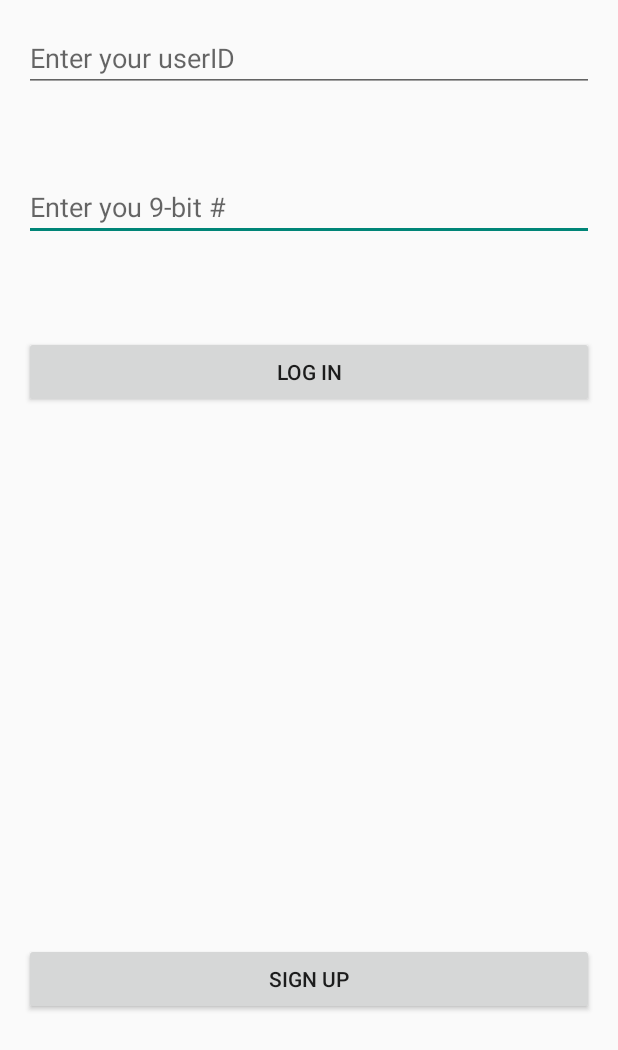
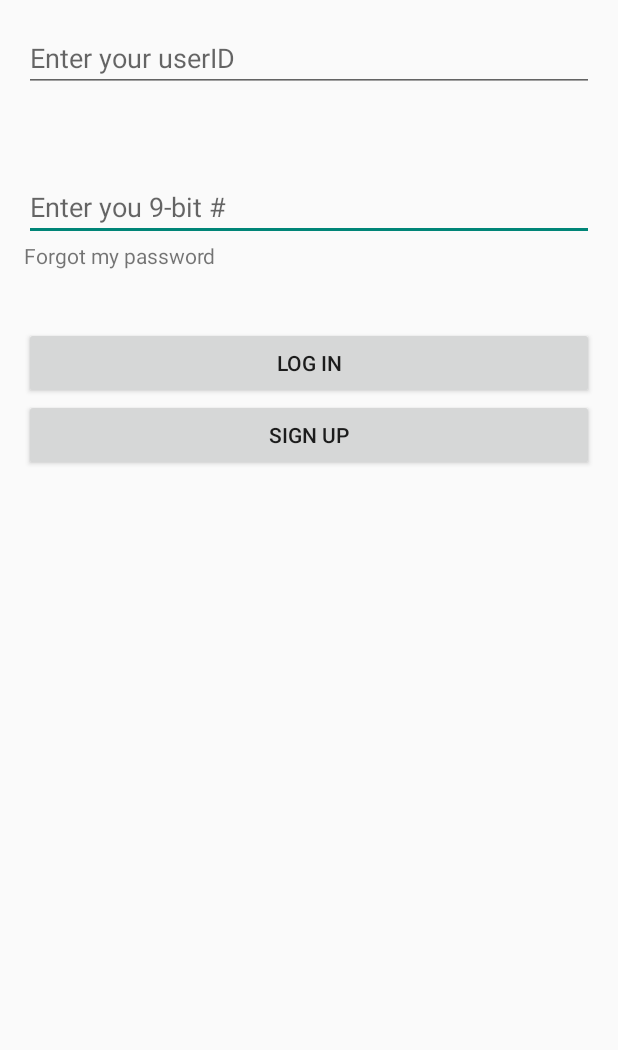
Before and after one commit to teampageme/pager, an Android app: the log_on screen opened directly, with no data from a screen before it, on a phone screen of 412 x 824 dp. Shown: the top 1050 px of the screen. Run offline under Robolectric (Android 15) with nearby library versions, the phone set to English and light mode, and no system bars.

Commit message:
Added hyperlink in case users forget their credientials

```diff
--- a/PageMe/app/src/main/java/com/example/ibm/PageMe/homepage.java
+++ b/PageMe/app/src/main/java/com/example/ibm/PageMe/homepage.java
@@ -5,7 +5,6 @@ import android.os.Bundle;
 import android.content.*;
 import android.view.*;
 import android.widget.*;
-
 import com.example.ibm.pager__9_10.R;
 
 public class homepage extends AppCompatActivity
--- a/PageMe/app/src/main/java/com/example/ibm/PageMe/log_on.java
+++ b/PageMe/app/src/main/java/com/example/ibm/PageMe/log_on.java
@@ -35,13 +35,13 @@ public class log_on extends AppCompatActivity
                 {
                     boolean account = true;
                     //check from server if account exists
-                    Intent intent = new Intent(log_on.this, page.class);
                     if (account)
                     {
-                        if(username == pin)
+                        if(true)//username == pin //its like that just for testing purposes
                         {
                             //change this
                             //setContentView(R.layout.activity_page);
+                            Intent intent = new Intent(log_on.this, page.class);
                             startActivity(intent);
                         }
                         else
--- a/PageMe/app/src/main/java/com/example/ibm/PageMe/sign_up.java
+++ b/PageMe/app/src/main/java/com/example/ibm/PageMe/sign_up.java
@@ -6,7 +6,6 @@ import android.widget.*;
 import java.util.*;
 import android.view.*;
 import android.content.*;
-
 import com.example.ibm.pager__9_10.R;
 
 public class sign_up extends AppCompatActivity
--- a/PageMe/app/src/main/res/layout/activity_compose.xml
+++ b/PageMe/app/src/main/res/layout/activity_compose.xml
@@ -8,7 +8,7 @@
     android:paddingLeft="@dimen/activity_horizontal_margin"
     android:paddingRight="@dimen/activity_horizontal_margin"
     android:paddingTop="@dimen/activity_vertical_margin"
-    tools:context="com.example.ibm.pager__9_10.com.example.ibm.PageMe.compose">
+    tools:context="com.example.ibm.PageMe.compose">
 
 
     <Button
--- a/PageMe/app/src/main/res/layout/activity_home_page.xml
+++ b/PageMe/app/src/main/res/layout/activity_home_page.xml
@@ -8,7 +8,7 @@
     android:paddingLeft="@dimen/activity_horizontal_margin"
     android:paddingRight="@dimen/activity_horizontal_margin"
     android:paddingTop="@dimen/activity_vertical_margin"
-    tools:context="com.example.ibm.pager__9_10.com.example.ibm.PageMe.HomePage">
+    tools:context="com.example.ibm.PageMe.homepage">
 
     <Button
         android:text="SIGN IN"
--- a/PageMe/app/src/main/res/layout/activity_log_on.xml
+++ b/PageMe/app/src/main/res/layout/activity_log_on.xml
@@ -8,7 +8,7 @@
     android:paddingLeft="@dimen/activity_horizontal_margin"
     android:paddingRight="@dimen/activity_horizontal_margin"
     android:paddingTop="@dimen/activity_vertical_margin"
-    tools:context="com.example.ibm.pager__9_10.com.example.ibm.PageMe.log_on">
+    tools:context="com.example.ibm.PageMe.log_on">
 
 
     <TextView
@@ -16,26 +16,6 @@
         android:layout_height="wrap_content"
         android:id="@+id/error" />
 
-
-    <Button
-        android:text="Sign up"
-        android:layout_width="match_parent"
-        android:layout_height="wrap_content"
-        android:id="@+id/redirect_to_sign_up"
-        android:onClick="signUp"
-        android:layout_alignParentBottom="true"
-        android:layout_alignParentStart="true"
-        android:layout_marginBottom="131dp" />
-
-    <Button
-        android:text="Log in"
-        android:layout_width="match_parent"
-        android:layout_height="wrap_content"
-        android:id="@+id/takes_to_pager"
-        android:onClick="signIn"
-        android:layout_below="@+id/pin"
-        android:layout_alignParentStart="true"
-        android:layout_marginTop="63dp" />
 
     <EditText
         android:layout_width="match_parent"
@@ -57,5 +37,34 @@
         android:hint="Enter your userID"
         android:layout_alignParentStart="true" />
 
+    <Button
+        android:text="Sign up"
+        android:layout_width="match_parent"
+        android:layout_height="wrap_content"
+        android:id="@+id/redirect_to_sign_up"
+        android:onClick="signUp"
+        android:layout_below="@+id/takes_to_pager"
+        android:layout_alignParentStart="true" />
+
+    <Button
+        android:text="Log in"
+        android:layout_width="match_parent"
+        android:layout_height="wrap_content"
+        android:id="@+id/takes_to_pager"
+        android:onClick="signIn"
+        android:layout_marginTop="57dp"
+        android:layout_below="@+id/pin"
+        android:layout_alignParentStart="true" />
+
+    <TextView
+        android:layout_width="fill_parent"
+        android:layout_height="fill_parent"
+        android:text="@string/hyperlink"
+        android:id="@+id/hyperlink"
+        android:autoLink="web"
+        android:layout_below="@+id/pin"
+        android:layout_alignParentStart="true">
+    </TextView>
+
 
 </RelativeLayout>
--- a/PageMe/app/src/main/res/layout/activity_sign_up.xml
+++ b/PageMe/app/src/main/res/layout/activity_sign_up.xml
@@ -8,7 +8,7 @@
     android:paddingLeft="@dimen/activity_horizontal_margin"
     android:paddingRight="@dimen/activity_horizontal_margin"
     android:paddingTop="@dimen/activity_vertical_margin"
-    tools:context="com.example.ibm.pager__9_10.com.example.ibm.PageMe.sign_up">
+    tools:context="com.example.ibm.PageMe.sign_up">
 
 
     <TextView
@@ -28,8 +28,7 @@
         android:layout_alignBaseline="@+id/st"
         android:layout_alignBottom="@+id/st"
         android:layout_alignParentEnd="true"
-        android:layout_marginEnd="14dp"
-        />
+        android:layout_marginEnd="14dp" />
 
     <EditText
         android:layout_width="wrap_content"
@@ -48,7 +47,6 @@
         android:layout_height="wrap_content"
         android:id="@+id/fn"
         android:layout_marginBottom="28dp"
-
         android:layout_alignParentBottom="true"
         android:layout_alignParentStart="true" />
 
--- a/PageMe/app/src/main/res/values/strings.xml
+++ b/PageMe/app/src/main/res/values/strings.xml
@@ -1,3 +1,4 @@
 <resources>
     <string name="app_name">pager__9_10</string>
+     <string name="hyperlink">Forgot my password</string>
 </resources>
```
Also changed, not shown: PageMe/app/src/main/AndroidManifest.xml (+6 -8 lines), PageMe/app/src/main/java/com/example/ibm/PageMe/page.java (+12 -3 lines), PageMe/app/src/main/res/layout/activity_done.xml (+5 -4 lines), PageMe/app/src/main/res/layout/activity_page.xml (+5 -5 lines).
